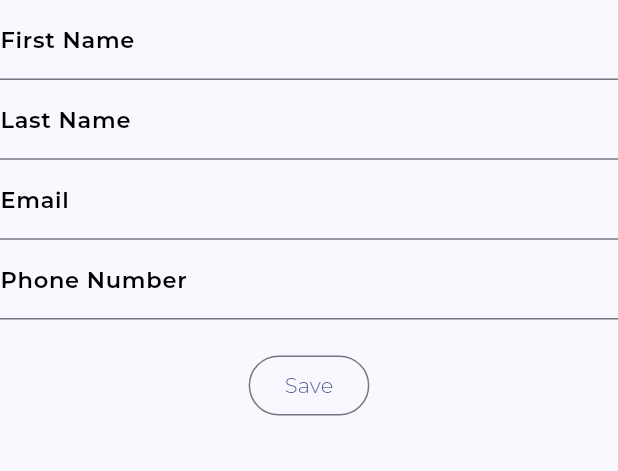
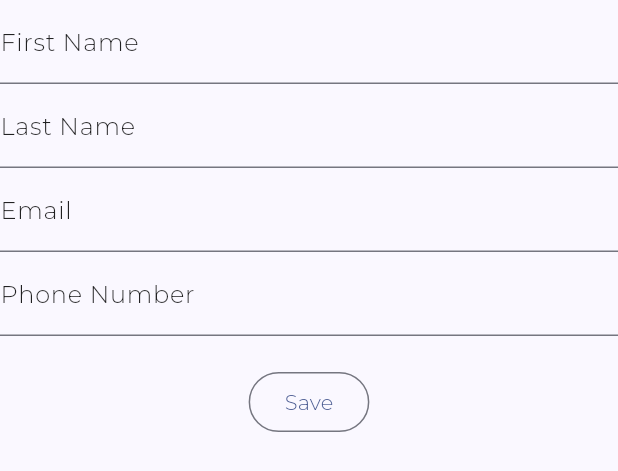
Before and after one commit to saddcow/ICTC_Website, a Flutter app: the ProfileForm widget shown alone on an empty page, opened directly with empty values, on a phone screen of 412 x 824 dp. Shown: the top 471 px of the screen. Run offline on Flutter 3.47's test engine with Material 3 defaults, Android fonts, the phone set to English and light mode, and no system bars; our stand-ins replace email_validator, flutter_svg, responsive_builder, supabase_flutter; accounts and stored records are empty; network calls fail; project files that could hold a hidden picture were left out.

Commit message:
profile page

```diff
--- a/lib/main.dart
+++ b/lib/main.dart
@@ -2,6 +2,7 @@ import 'package:ICTC_Website/pages/auth/login_page.dart';
 import 'package:ICTC_Website/pages/auth/signup_page.dart';
 import 'package:ICTC_Website/pages/desktop/about.dart';
 import 'package:ICTC_Website/pages/desktop/home.dart';
+import 'package:ICTC_Website/pages/desktop/profile_page.dart';
 import 'package:ICTC_Website/pages/desktop/profiles.dart';
 import 'package:ICTC_Website/pages/desktop/registration.dart';
 import 'package:ICTC_Website/pages/mobile/home.dart';
@@ -84,7 +85,7 @@ class MyApp extends StatelessWidget {
           '/google_certified_educators': (context) =>
               const GoogleCertifiedEducatorsPage(),
         },
-        home: RegistrationPage());
+        home: ProfilePage());
   }
 }
 
@@ -94,7 +95,7 @@ class MainApp extends StatelessWidget {
   @override
   Widget build(BuildContext context) {
     return ScreenTypeLayout.builder(
-      desktop: (BuildContext context) => RegistrationPage(),
+      desktop: (BuildContext context) => ProfilePage(),
       mobile: (BuildContext context) => HomeMobilePage(),
       // tablet: (BuildContext context) => Container(color:Colors.yellow),
       // watch: (BuildContext context) => Container(color:Colors.purple),
--- a/lib/pages/desktop/editProfileForm.dart
+++ b/lib/pages/desktop/editProfileForm.dart
@@ -50,20 +50,20 @@ class _ProfileFormState extends State<ProfileForm> {
             decoration: InputDecoration(
               labelText: 'First Name',
               labelStyle: TextStyle(
-                color: Colors.black,
-                fontSize: 15,
-                fontWeight: FontWeight.w600,
+                color: Colors.black87,
+                fontSize: 16,
+                fontWeight: FontWeight.w500,
               ),
               hintText: 'Enter your first name',
               hintStyle: TextStyle(
-                color: Colors.black54,
-                fontSize: 15,
+                color: Colors.black38,
+                fontSize: 16,
                 fontWeight: FontWeight.w600,
               ),
             ),
             style: TextStyle(
-              color: Colors.black,
-              fontSize: 15,
+              color: Colors.black54,
+              fontSize: 16,
               fontWeight: FontWeight.w600,
             ),
           ),
@@ -79,20 +79,20 @@ class _ProfileFormState extends State<ProfileForm> {
             decoration: InputDecoration(
               labelText: 'Last Name',
               labelStyle: TextStyle(
-                color: Colors.black,
-                fontSize: 15,
-                fontWeight: FontWeight.w600,
+                color: Colors.black87,
+                fontSize: 16,
+                fontWeight: FontWeight.w500,
               ),
               hintText: 'Enter your last name',
               hintStyle: TextStyle(
-                color: Colors.black54,
-                fontSize: 15,
+                color: Colors.black38,
+                fontSize: 16,
                 fontWeight: FontWeight.w600,
               ),
             ),
             style: TextStyle(
-              color: Colors.black,
-              fontSize: 15,
+              color: Colors.black54,
+              fontSize: 16,
               fontWeight: FontWeight.w600,
             ),
           ),
@@ -113,20 +113,20 @@ class _ProfileFormState extends State<ProfileForm> {
             decoration: InputDecoration(
               labelText: 'Email',
               labelStyle: TextStyle(
-                color: Colors.black,
-                fontSize: 15,
-                fontWeight: FontWeight.w600,
+                color: Colors.black87,
+                fontSize: 16,
+                fontWeight: FontWeight.w500,
               ),
               hintText: 'Enter your email',
               hintStyle: TextStyle(
-                color: Colors.black54,
-                fontSize: 15,
+                color: Colors.black38,
+                fontSize: 16,
                 fontWeight: FontWeight.w600,
               ),
             ),
             style: TextStyle(
-              color: Colors.black,
-              fontSize: 15,
+              color: Colors.black54,
+              fontSize: 16,
               fontWeight: FontWeight.w600,
             ),
           ),
@@ -140,20 +140,20 @@ class _ProfileFormState extends State<ProfileForm> {
             decoration: InputDecoration(
               labelText: 'Phone Number',
               labelStyle: TextStyle(
-                color: Colors.black,
-                fontSize: 15,
-                fontWeight: FontWeight.w600,
+                color: Colors.black87,
+                fontSize: 16,
+                fontWeight: FontWeight.w500,
               ),
               hintText: 'Enter your phone number',
               hintStyle: TextStyle(
-                color: Colors.black54,
-                fontSize: 15,
+                color: Colors.black38,
+                fontSize: 16,
                 fontWeight: FontWeight.w600,
               ),
             ),
             style: TextStyle(
-              color: Colors.black,
-              fontSize: 15,
+              color: Colors.black54,
+              fontSize: 16,
               fontWeight: FontWeight.w600,
             ),
           ),
--- a/lib/widgets/appBarDesktop.dart
+++ b/lib/widgets/appBarDesktop.dart
@@ -2,6 +2,7 @@ import 'package:ICTC_Website/main.dart';
 import 'package:ICTC_Website/pages/auth/login_page.dart';
 import 'package:ICTC_Website/pages/auth/signup_page.dart';
 import 'package:ICTC_Website/pages/desktop/home.dart';
+import 'package:ICTC_Website/pages/desktop/profile_page.dart';
 import 'package:ICTC_Website/pages/desktop/profiles.dart';
 import 'package:ICTC_Website/pages/desktop/programs/google_certified_educators.dart';
 import 'package:ICTC_Website/pages/desktop/programs/microcredentials.dart';
@@ -204,7 +205,7 @@ class AppBarDesktop extends StatelessWidget implements PreferredSizeWidget {
                         onTap: () {
                           Navigator.of(context).push(
                             MaterialPageRoute(
-                              builder: (context) => const ProfilesPage(),
+                              builder: (context) => const ProfilePage(),
                             ),
                           );
                         },
--- a/pubspec.yaml
+++ b/pubspec.yaml
@@ -33,10 +33,10 @@ flutter:
         weight: 300
       - asset: assets/fonts/Montserrat-Regular.ttf
         weight: 400
+      - asset: assets/fonts/Montserrat-SemiBold.ttf
+        weight: 500
       - asset: assets/fonts/Montserrat-Bold.ttf
         weight: 600
-      - asset: assets/fonts/Montserrat-SemiBold.ttf
-        weight: 500
       - asset: assets/fonts/Montserrat-ExtraBold.ttf
         weight: 700
       - asset: assets/fonts/Montserrat-Black.ttf
```
Also changed, not shown: lib/pages/desktop/profileDetails.dart (+81 -68 lines), lib/pages/desktop/profile_page.dart (added, +383 -0 lines).
